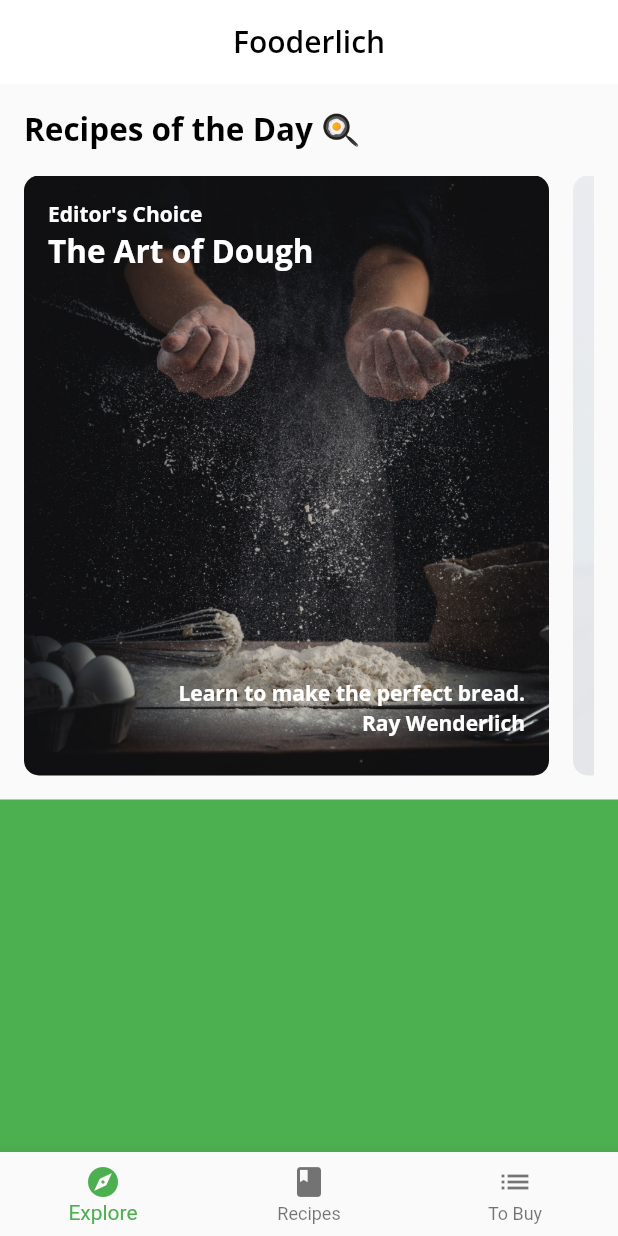
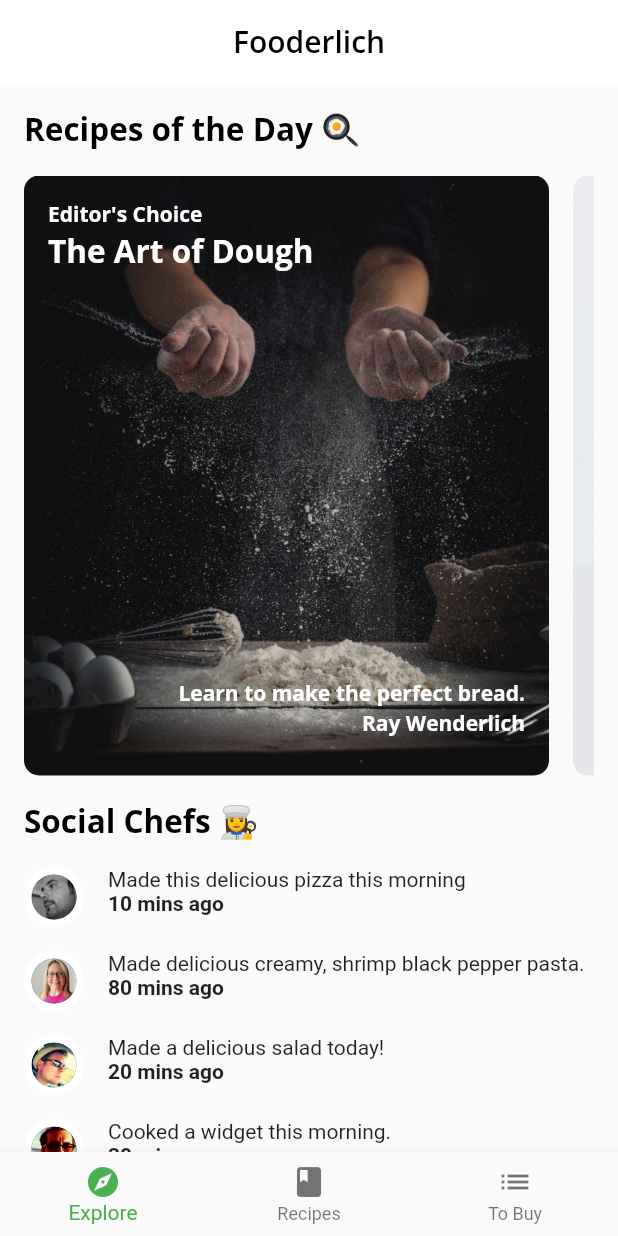
Before and after one commit to yat98/flutter-codelabs, a Flutter app: the screen it shows after launch, on a phone screen of 412 x 824 dp. Run offline on Flutter 3.47's test engine with Material 2 defaults, Android fonts, the phone set to English and light mode, and no system bars; our stand-ins replace google_fonts.

Commit message:
Add friend post

```diff
--- /dev/null
+++ b/fooderlich/lib/components/friend_post_list_view.dart
@@ -0,0 +1,44 @@
+import 'package:flutter/material.dart';
+import 'package:fooderlich/components/friend_post_tile.dart';
+import 'package:fooderlich/models/models.dart';
+
+class FriendPostListView extends StatelessWidget {
+  final List<Post> friendPost;
+
+  const FriendPostListView({Key? key, required this.friendPost})
+      : super(key: key);
+
+  @override
+  Widget build(BuildContext context) {
+    return Padding(
+      padding: const EdgeInsets.only(
+        left: 16,
+        right: 16,
+        top: 0,
+      ),
+      child: Column(
+        crossAxisAlignment: CrossAxisAlignment.start,
+        children: [
+          Text(
+            'Social Chefs 👩‍🍳',
+            style: Theme.of(context).textTheme.headline2,
+          ),
+          const SizedBox(height: 16),
+          ListView.separated(
+              primary: false,
+              shrinkWrap: true,
+              physics: const NeverScrollableScrollPhysics(),
+              itemBuilder: (context, index) {
+                final post = friendPost[index];
+                return FriendPostTile(post: post);
+              },
+              separatorBuilder: (context, index) {
+                return const SizedBox(height: 16);
+              },
+              itemCount: friendPost.length),
+          const SizedBox(height: 16),
+        ],
+      ),
+    );
+  }
+}
--- /dev/null
+++ b/fooderlich/lib/components/friend_post_tile.dart
@@ -0,0 +1,36 @@
+import 'package:flutter/cupertino.dart';
+import 'package:fooderlich/components/circle_image.dart';
+import 'package:fooderlich/models/models.dart';
+
+class FriendPostTile extends StatelessWidget {
+  final Post post;
+
+  const FriendPostTile({Key? key, required this.post}) : super(key: key);
+
+  @override
+  Widget build(BuildContext context) {
+    return Row(
+      crossAxisAlignment: CrossAxisAlignment.start,
+      mainAxisAlignment: MainAxisAlignment.start,
+      children: [
+        CircleImage(
+          imageProvider: AssetImage(post.profileImageUrl),
+          imageRadius: 20,
+        ),
+        const SizedBox(width: 16),
+        Expanded(
+            child: Column(
+              crossAxisAlignment: CrossAxisAlignment.start,
+              children: [
+                Text(post.comment),
+                Text(
+                  '${post.timestamp} mins ago',
+                  style: const TextStyle(fontWeight: FontWeight.w700),
+                )
+              ],
+            )
+        )
+      ],
+    );
+  }
+}
--- a/fooderlich/lib/screens/explore_screen.dart
+++ b/fooderlich/lib/screens/explore_screen.dart
@@ -1,5 +1,6 @@
 import 'package:flutter/material.dart';
 import 'package:fooderlich/api/mock_fooderlich_service.dart';
+import 'package:fooderlich/components/friend_post_list_view.dart';
 import 'package:fooderlich/components/today_recipe_list_view.dart';
 
 import '../models/models.dart';
@@ -21,10 +22,7 @@ class ExploreScreen extends StatelessWidget {
               children: [
                 TodayRecipeListView(recipes: recipes),
                 const SizedBox(height: 16),
-                Container(
-                  height: 600,
-                  color: Colors.green,
-                )
+                FriendPostListView(friendPost: snapshot.data?.friendPosts ?? [])
               ],
             );
           }
```
